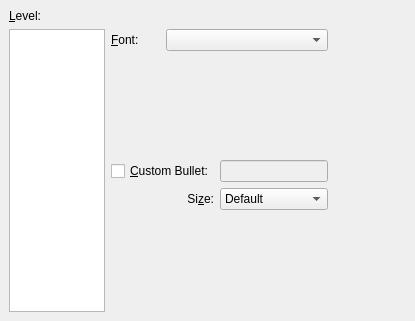
Above: src/frontends/qt4/ui/BulletsUi.ui from cburschka/lyx before the change. Below: the same form after it.
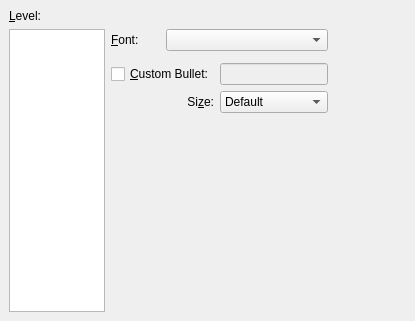
That is the form after the change.

Commit message: * src/frontends/qt4/BulletModule.C: * src/frontends/qt4/ui/BulletsUi.ui: 	- assure that six columns of bullets are displayed in the widget 	  (fix bug 3147).

```diff
--- a/src/frontends/qt4/ui/BulletsUi.ui
+++ b/src/frontends/qt4/ui/BulletsUi.ui
@@ -182,7 +182,16 @@
     </widget>
    </item>
    <item row="2" column="1" colspan="3" >
-    <widget class="QStackedWidget" name="bulletpaneSW" />
+    <widget class="QStackedWidget" name="bulletpaneSW" >
+     <property name="sizePolicy" >
+      <sizepolicy>
+       <hsizetype>0</hsizetype>
+       <vsizetype>0</vsizetype>
+       <horstretch>0</horstretch>
+       <verstretch>0</verstretch>
+      </sizepolicy>
+     </property>
+    </widget>
    </item>
   </layout>
  </widget>
```
Left out of the diff: 4 changed lines with no effect on the pictures. The commit also changes 1 other file.
